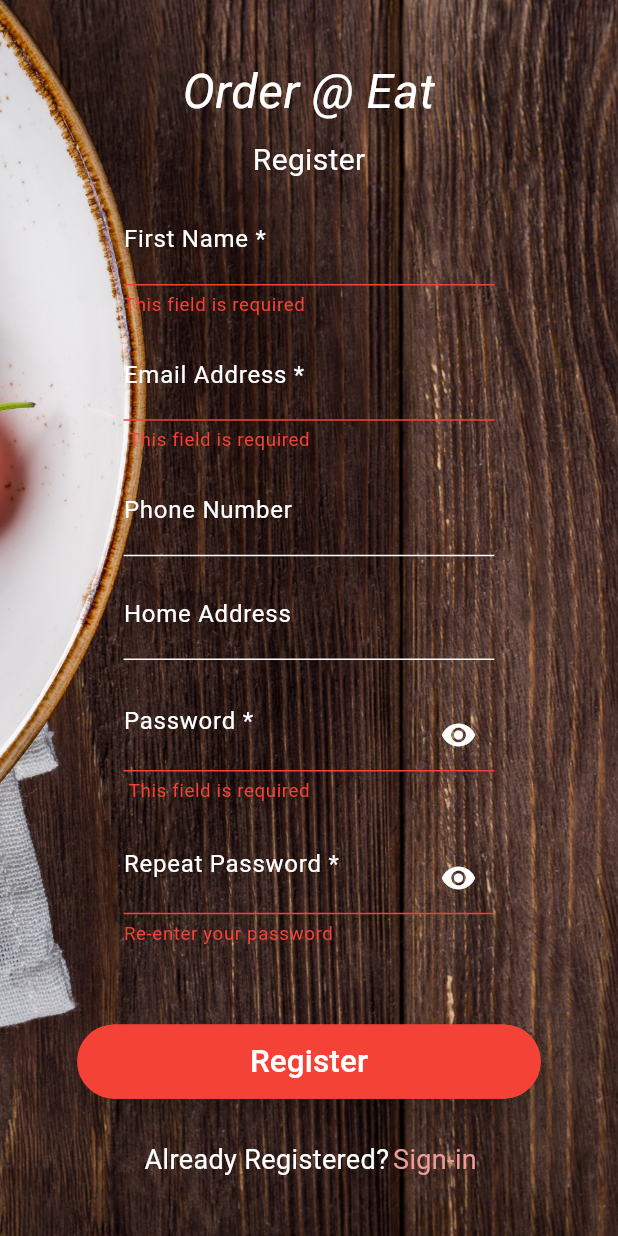
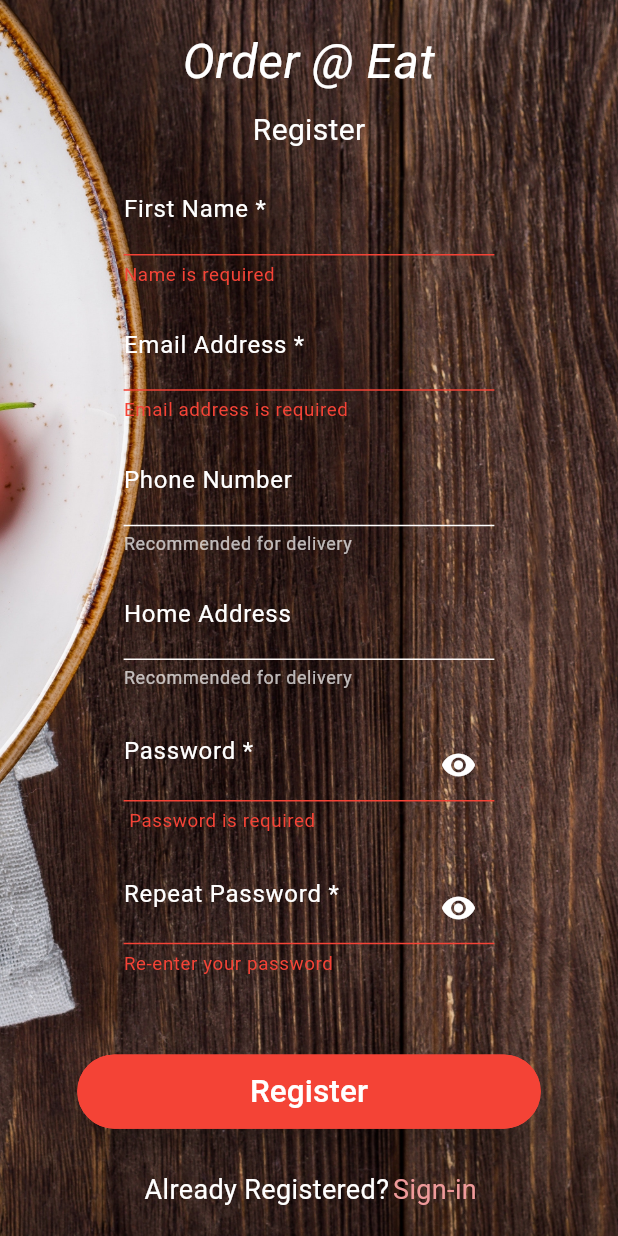
Before and after one commit to Muhammad-Umer-Siddiq/Flutter-Food-Ordering-App, a Flutter app: the RegisterScreen screen opened directly, after a tap on "Register", on a phone screen of 412 x 824 dp. Run offline on Flutter 3.47's test engine with Material 2 defaults, Android fonts, the phone set to English and light mode, and no system bars; network calls fail.

Commit message:
Tenth Commit

```diff
--- a/lib/main.dart
+++ b/lib/main.dart
@@ -11,7 +11,7 @@ class MyApp extends StatelessWidget {
   @override
   Widget build(BuildContext context) {
     return MaterialApp(
-        title: 'Flutter Demo',
+        title: 'Order @ Eat',
         debugShowCheckedModeBanner: false,
         theme: ThemeData(
           tooltipTheme: TooltipThemeData(
--- a/lib/screens/about_module/terms_conditions_screen.dart
+++ b/lib/screens/about_module/terms_conditions_screen.dart
@@ -157,7 +157,7 @@ class _TermsConditionsScreenState extends State<TermsConditionsScreen> {
                       Navigator.pushReplacement(
                           context,
                           MaterialPageRoute(
-                            builder: (context) => const MainFoodScreen(),
+                            builder: (context) => const OnBoardingScreen(),
                           ));
                     }
                   },
--- a/lib/screens/login_module/register_screen.dart
+++ b/lib/screens/login_module/register_screen.dart
@@ -45,16 +45,13 @@ class _RegisterScreenState extends State<RegisterScreen> {
                     style: TextStyle(color: Colors.white, fontSize: 20)),
                 const CustomSizedBox(),
                 CustomTextFormFiled(
-                  labelText: 'First Name *',
-                  keyboardType: TextInputType.text,
-                  validator: (value) {
-                    if (value!.isEmpty) {
-                      return 'This field is required';
-                    } else {
-                      return null;
-                    }
-                  },
-                ),
+                    labelText: 'First Name *',
+                    keyboardType: TextInputType.text,
+                    controller: AppConsts.nameControllerR,
+                    validator: (value) {
+                      return LoginHelpers.customEmptyValidation(
+                          fieldName: 'Name', textValue: value);
+                    }),
                 const CustomSizedBox(),
                 CustomTextFormFiled(
                   labelText: 'Email Address *',
@@ -62,12 +59,10 @@ class _RegisterScreenState extends State<RegisterScreen> {
                   hintText: 'abc123@gmail.com',
                   validator: (value) {
                     if (value!.isEmpty) {
-                      return ' This field is required';
+                      return 'Email address is required';
                     } else {
                       if (!value.endsWith('@gmail.com')) {
                         return 'Invalid Email Address';
-                      } else if (value.isEmpty) {
-                        return 'This field cannot empty';
                       } else {
                         return null;
                       }
@@ -76,6 +71,7 @@ class _RegisterScreenState extends State<RegisterScreen> {
                 ),
                 const CustomSizedBox(),
                 CustomTextFormFiled(
+                  helperText: "Recommended for delivery",
                   labelText: 'Phone Number',
                   keyboardType: TextInputType.phone,
                   maxLength: 11,
@@ -84,6 +80,7 @@ class _RegisterScreenState extends State<RegisterScreen> {
                 ),
                 const CustomSizedBox(),
                 CustomTextFormFiled(
+                  helperText: "Recommended for delivery",
                   labelText: 'Home Address',
                   keyboardType: TextInputType.streetAddress,
                   hintText: "2025 M Street, Northwest, Washington, DC, 20036.",
@@ -93,7 +90,7 @@ class _RegisterScreenState extends State<RegisterScreen> {
                 CustomTextFormFiled(
                   validator: (value) {
                     if (value!.isEmpty) {
-                      return ' This field is required';
+                      return ' Password is required';
                     } else if (value.length < 8) {
                       return 'Password should be 8 characters long';
                     } else {
--- a/lib/screens/login_module/sign_in_screen.dart
+++ b/lib/screens/login_module/sign_in_screen.dart
@@ -43,6 +43,7 @@ class _SignInScreenState extends State<SignInScreen> {
                     style: TextStyle(color: Colors.white, fontSize: 21)),
                 const CustomSizedBox(heightRatio: 0.03),
                 CustomTextFormFiled(
+                  keyboardType: TextInputType.emailAddress,
                   labelText: 'Email Address',
                   controller: AppConsts.emailControllerS,
                   hintText: 'abc123@gmail.com',
--- a/lib/utilities/helpers.dart
+++ b/lib/utilities/helpers.dart
@@ -1,6 +1,26 @@
 import 'dart:developer';
 
 import '../utilities/imports.dart';
+
+class LoginHelpers {
+  static String? customEmptyValidation({String? textValue, String? fieldName}) {
+    if (textValue!.isEmpty) {
+      return "$fieldName is required";
+    } else {
+      return null;
+    }
+  }
+
+  static bool registerFieldsEmpty() {
+    if (AppConsts.nameControllerR.text.isEmpty ||
+        AppConsts.streetControllerR.text.isEmpty ||
+        AppConsts.phoneControllerR.text.isEmpty) {
+      return true;
+    } else {
+      return false;
+    }
+  }
+}
 
 class CartItemsHelpers {
   // To calculate total price of food items added in user cart
@@ -63,16 +83,6 @@ class CartItemsHelpers {
 class DeliveryProcessHelpers {
   // To select one payment & unselect the rest
 
-  static bool registerFieldsEmpty() {
-    if (AppConsts.nameControllerR.text.isEmpty &&
-        AppConsts.streetControllerR.text.isEmpty &&
-        AppConsts.phoneControllerR.text.isEmpty) {
-      return true;
-    } else {
-      return false;
-    }
-  }
-
   static bool deliveryFieldsEmpty() {
     if (AppConsts.nameControllerD.text.isEmpty ||
         AppConsts.addressControllerD.text.isEmpty ||
@@ -84,14 +94,15 @@ class DeliveryProcessHelpers {
   }
 
   static void newDetails() {
-    if (AppValues.useProfileForDelivery) {
+    if (DeliveryProcessHelpers.deliveryFieldsEmpty() == false) {
+      AppValues.name = AppConsts.nameControllerD.text;
+      AppValues.homeAddress = AppConsts.addressControllerD.text;
+      AppValues.phoneNumber = AppConsts.phoneControllerD.text;
+    } else {
+      // If user has provided details during register screen & approve to use that,then
       AppValues.name = AppConsts.nameControllerR.text;
       AppValues.homeAddress = AppConsts.streetControllerR.text;
       AppValues.phoneNumber = AppConsts.phoneControllerR.text;
-    } else {
-      AppValues.name = AppConsts.nameControllerD.text;
-      AppValues.homeAddress = AppConsts.addressControllerD.text;
-      AppValues.phoneNumber = AppConsts.phoneControllerD.text;
     }
   }
 
--- a/lib/widgets/components/delivery_module/payment_tile.dart
+++ b/lib/widgets/components/delivery_module/payment_tile.dart
@@ -1,5 +1,6 @@
 // ignore_for_file: must_be_immutable
-import 'package:food_ordering_app/utilities/imports.dart';
+
+import '../../../utilities/imports.dart';
 
 class PaymentTitle extends StatelessWidget {
   final String? paymentIconURL;
--- a/lib/widgets/components/login_module/background_tile.dart
+++ b/lib/widgets/components/login_module/background_tile.dart
@@ -4,11 +4,14 @@ class BackgroundTile extends StatelessWidget {
   final ImageProvider<Object>? bgImage;
   final Widget? frontContent;
   final EdgeInsetsGeometry? padding;
-  const BackgroundTile(
-      {super.key,
-      required this.bgImage,
-      required this.frontContent,
-      this.padding});
+  final double? opacity;
+  const BackgroundTile({
+    super.key,
+    required this.bgImage,
+    required this.frontContent,
+    this.padding,
+    this.opacity,
+  });
 
   @override
   Widget build(BuildContext context) {
@@ -18,8 +21,8 @@ class BackgroundTile extends StatelessWidget {
         padding: padding,
         decoration: BoxDecoration(
           color: Colors.black,
-          image:
-              DecorationImage(fit: BoxFit.cover, opacity: 95, image: bgImage!),
+          image: DecorationImage(
+              fit: BoxFit.cover, opacity: opacity ?? 95, image: bgImage!),
         ),
         child: frontContent);
   }
--- a/lib/widgets/custom_widgets/responsive_text.dart
+++ b/lib/widgets/custom_widgets/responsive_text.dart
@@ -1,6 +1,6 @@
 import 'package:flutter/material.dart';
 
-class MyResponsiveText extends StatelessWidget {
+class CustomResponsiveText extends StatelessWidget {
   final String data;
   final double scaleFactor; // Adjust it accordingly
   final Color? color;
@@ -8,7 +8,7 @@ class MyResponsiveText extends StatelessWidget {
   final TextOverflow? overflow;
   final TextAlign? textAlign;
   final int? maxLines;
-  const MyResponsiveText(
+  const CustomResponsiveText(
     this.data, {
     super.key,
     this.scaleFactor = 0.025,
--- a/lib/widgets/custom_widgets/text_form_field.dart
+++ b/lib/widgets/custom_widgets/text_form_field.dart
@@ -26,8 +26,9 @@ class CustomTextFormFiled extends StatelessWidget {
   final Color? cursorColor;
   final bool? readOnly;
   final VoidCallback? onTapField;
-  const CustomTextFormFiled(
-      {super.key,
+  final bool? autoFocus;
+  const CustomTextFormFiled({
+    super.key,
     this.labelText,
     this.keyboardType,
     this.suffixIcon,
@@ -52,7 +53,9 @@ class CustomTextFormFiled extends StatelessWidget {
     this.onTapField,
     this.readOnly,
     this.helperText,
-      this.helperTextStyle});
+    this.helperTextStyle,
+    this.autoFocus,
+  });
 
   @override
   Widget build(BuildContext context) {
@@ -66,6 +69,7 @@ class CustomTextFormFiled extends StatelessWidget {
               shadowColor: Colors.white,
               elevation: elevation ?? 0,
               child: TextFormField(
+                autofocus: autoFocus ?? false,
                 readOnly: readOnly ?? false,
                 onTap: onTapField,
                 controller: controller,
@@ -73,7 +77,7 @@ class CustomTextFormFiled extends StatelessWidget {
                 obscureText: obscureText ?? false,
                 obscuringCharacter: '*',
                 cursorColor: cursorColor ?? Colors.white,
-                maxLength: maxLength ?? 120,
+                maxLength: maxLength ?? 150,
                 mouseCursor: MaterialStateMouseCursor.clickable,
                 cursorHeight: 21,
                 textAlignVertical: TextAlignVertical.center,
@@ -83,16 +87,16 @@ class CustomTextFormFiled extends StatelessWidget {
                 keyboardType: keyboardType ?? TextInputType.text,
                 decoration: InputDecoration(
                     helperText: helperText,
-                    helperMaxLines: 1,
                     helperStyle: helperTextStyle ??
                         const TextStyle(color: Colors.white70),
+                    helperMaxLines: 1,
                     floatingLabelAlignment: FloatingLabelAlignment.start,
                     floatingLabelBehavior: FloatingLabelBehavior.auto,
                     prefixIcon: prefixIcon,
                     counterText: '',
                     hintText: hintText ?? '',
                     hintStyle: hintStyle ??
-                        const TextStyle(color: Colors.white54, fontSize: 13),
+                        const TextStyle(color: Colors.white38, fontSize: 13),
                     suffixIcon: Padding(
                       padding: const EdgeInsets.only(top: 18.0),
                       child: suffixIcon,
@@ -126,6 +130,7 @@ class CustomTextFormFiled extends StatelessWidget {
               ),
             )
           : TextFormField(
+              autofocus: autoFocus ?? false,
               readOnly: readOnly ?? false,
               onTap: onTapField,
               controller: controller,
@@ -133,7 +138,7 @@ class CustomTextFormFiled extends StatelessWidget {
               obscureText: obscureText ?? false,
               obscuringCharacter: '*',
               cursorColor: cursorColor ?? Colors.white,
-              maxLength: maxLength ?? 120,
+              maxLength: maxLength ?? 150,
               cursorHeight: 21,
               textAlignVertical: TextAlignVertical.center,
               validator: validator,
@@ -150,7 +155,7 @@ class CustomTextFormFiled extends StatelessWidget {
                   counterText: '',
                   hintText: hintText ?? '',
                   hintStyle: hintStyle ??
-                      const TextStyle(color: Colors.white54, fontSize: 13),
+                      const TextStyle(color: Colors.white38, fontSize: 13),
                   suffixIcon: Padding(
                     padding: const EdgeInsets.only(top: 18.0),
                     child: suffixIcon,
```
Also changed, not shown: lib/screens/delivery_module/delivery_address_screen.dart (+23 -18 lines), lib/screens/food_module/cart_screen.dart (+8 -5 lines), lib/screens/food_module/each_food_details_screen.dart (+21 -33 lines), lib/screens/food_module/full_menu_screen.dart (+3 -4 lines), lib/screens/food_module/main_food_screen.dart (+24 -10 lines), lib/screens/login_module/on_boarding_screen.dart (+7 -3 lines), lib/widgets/components/main_food_module/drinks_tab.dart (+5 -3 lines), lib/screens/food_module/all_orders_screen.dart (deleted). Lines whose indentation alone changed are shown as unchanged.
